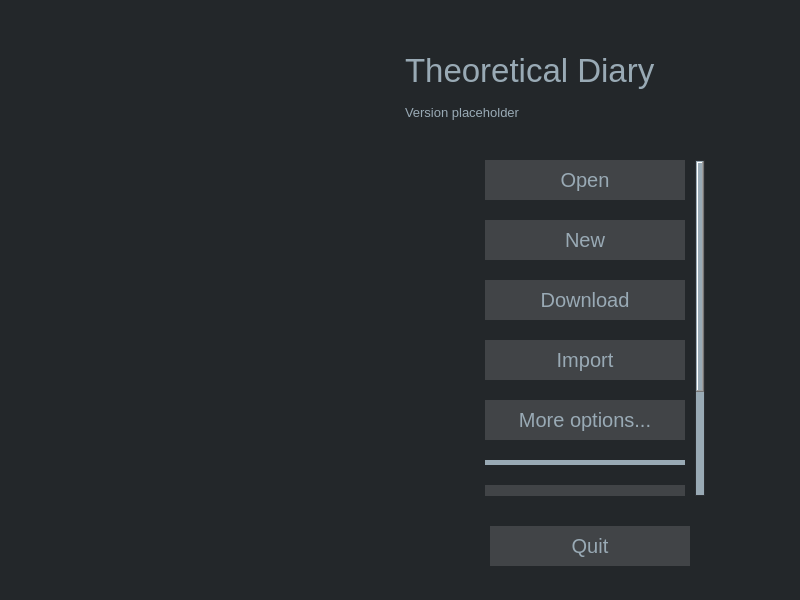
This is mainwindow.ui in someretical/TheoreticalDiary as Qt 5 draws it before an edit. The edited form follows.
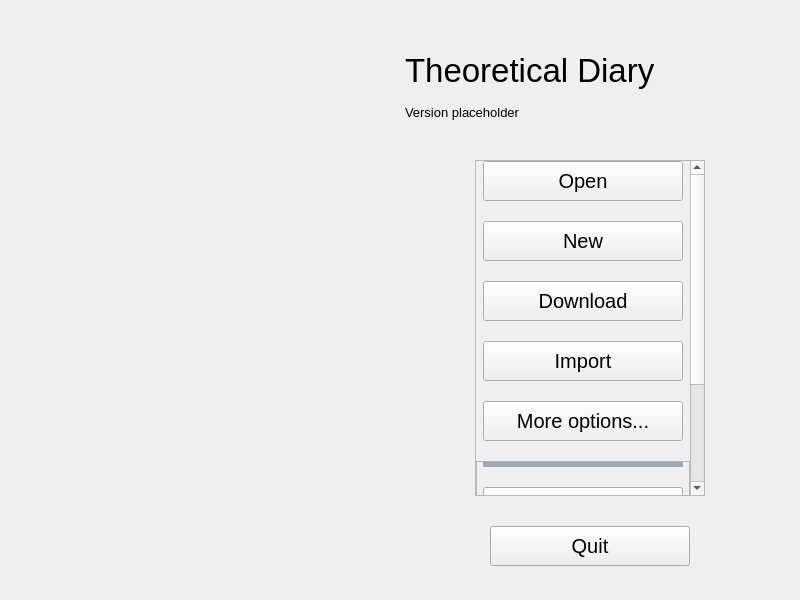
This is the edited form. Icons and pictures are not drawn.

The edit to the form file:
```diff
--- a/mainwindow.ui
+++ b/mainwindow.ui
@@ -30,7 +30,6 @@
   </property>
   <property name="font">
    <font>
-    <family>Ubuntu</family>
    </font>
   </property>
   <property name="windowTitle">
@@ -39,9 +38,6 @@
   <property name="autoFillBackground">
    <bool>false</bool>
   </property>
-  <property name="styleSheet">
-   <string notr="true">background-color: rgb(35, 39, 42);</string>
-  </property>
   <property name="iconSize">
    <size>
     <width>128</width>
@@ -49,55 +45,6 @@
    </size>
   </property>
   <widget class="QWidget" name="central_widget">
-   <property name="styleSheet">
-    <string notr="true">QPushButton {
-    border: none;
-    border-radius: 0px;
-    background-color: #414447;
-    color: rgb(153, 170, 181);
-}
-
-QPushButton:pressed {
-    border: none;
-    border-radius: 0px;
-    background-color: #2c2f33;
-}
-
-QPushButton:hover:!pressed
-{
-    border: none;
-    border-radius: 0px;
-    background-color: #56595c;
-}
-QScrollArea {
-    border: none
-}
-QScrollBar::vertical {              
-        border: 1px solid #2c2f33;
-        background:rgb(153, 170, 181);
-        width:10px;    
-        margin: 0px 0px 0px 0px;
-}
-QScrollBar::handle:vertical {
-        background: qlineargradient(x1:0, y1:0, x2:1, y2:0,
-        stop: 0 #414447, stop: 0.5 #414447, stop:1 #414447);
-        min-height: 0px;
-}
-QScrollBar::add-line:vertical {
-        background: qlineargradient(x1:0, y1:0, x2:1, y2:0,
-        stop: 0 #414447, stop: 0.5 #414447,  stop:1 #414447);
-        height: 0px;
-        subcontrol-position: bottom;
-        subcontrol-origin: margin;
-}
-QScrollBar::sub-line:vertical {
-        background: qlineargradient(x1:0, y1:0, x2:1, y2:0,
-        stop: 0  #414447, stop: 0.5 #414447,  stop:1 #414447);
-        height: 0 px;
-        subcontrol-position: top;
-        subcontrol-origin: margin;
-}</string>
-   </property>
    <layout class="QGridLayout" name="gridLayout">
     <property name="leftMargin">
      <number>10</number>
@@ -162,9 +109,6 @@
             <pointsize>25</pointsize>
            </font>
           </property>
-          <property name="styleSheet">
-           <string notr="true">color: rgb(153, 170, 181);</string>
-          </property>
           <property name="text">
            <string>Theoretical Diary</string>
           </property>
@@ -211,9 +155,6 @@
             <pointsize>10</pointsize>
            </font>
           </property>
-          <property name="styleSheet">
-           <string notr="true">color: rgb(153, 170, 181);</string>
-          </property>
           <property name="text">
            <string>Version placeholder</string>
           </property>
@@ -263,9 +204,6 @@
               <height>16777215</height>
              </size>
             </property>
-            <property name="styleSheet">
-             <string notr="true"/>
-            </property>
             <property name="widgetResizable">
              <bool>true</bool>
             </property>
@@ -274,13 +212,10 @@
               <rect>
                <x>0</x>
                <y>0</y>
-               <width>220</width>
-               <height>485</height>
+               <width>214</width>
+               <height>487</height>
               </rect>
              </property>
-             <property name="styleSheet">
-              <string notr="true"/>
-             </property>
              <layout class="QVBoxLayout" name="verticalLayout">
               <property name="spacing">
                <number>20</number>
@@ -450,11 +385,8 @@
                 </property>
                </widget>
               </item>
-              <item>
+              <item alignment="Qt::AlignVCenter">
                <widget class="QFrame" name="options">
-                <property name="styleSheet">
-                 <string notr="true">border: none</string>
-                </property>
                 <property name="frameShape">
                  <enum>QFrame::StyledPanel</enum>
                 </property>
@@ -477,7 +409,7 @@
                  <property name="bottomMargin">
                   <number>0</number>
                  </property>
-                 <item alignment="Qt::AlignHCenter|Qt::AlignVCenter">
+                 <item alignment="Qt::AlignHCenter">
                   <widget class="Line" name="line">
                    <property name="sizePolicy">
                     <sizepolicy hsizetype="Minimum" vsizetype="Minimum">
```
Left out of the diff: 6 changed lines with no effect on the pictures.
